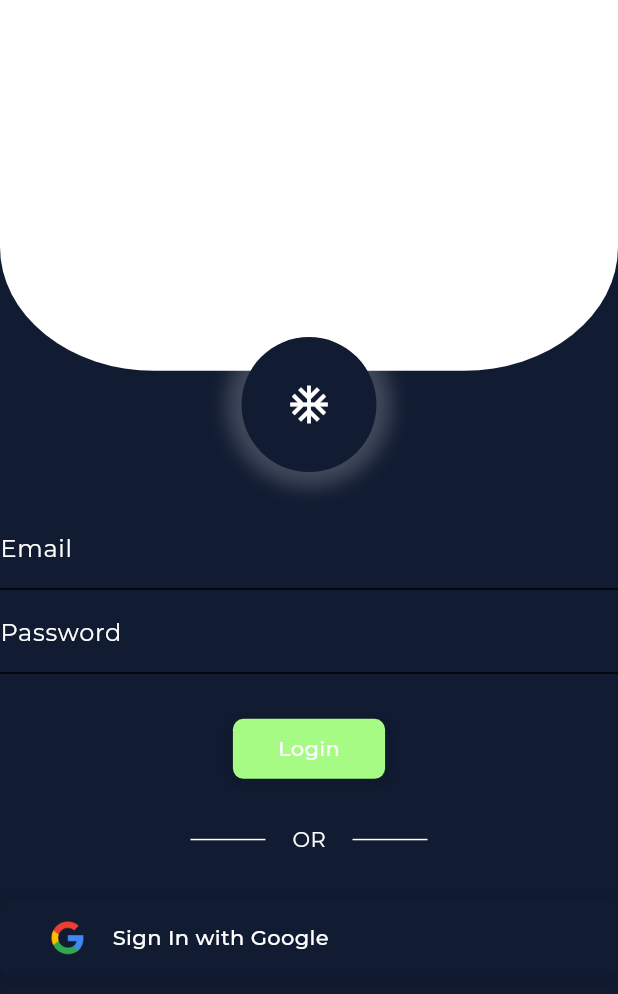
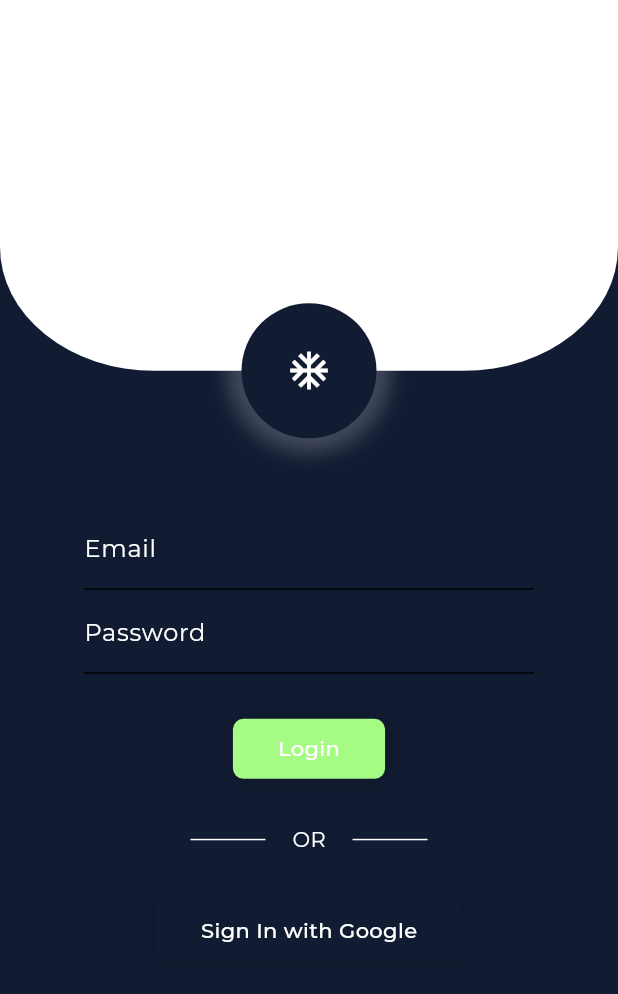
Before and after one commit to Raj217/solutions-restaurant, a Flutter app: the screen it shows after launch, on a phone screen of 412 x 824 dp. Shown: the top 994 px of the screen. Run offline on Flutter 3.47's test engine with Material 2 defaults, Android fonts, the phone set to English and light mode, and no system bars; our stand-ins replace shared_preferences; project files that could hold a hidden picture were left out.

Commit message:
Revert "login page design 1"
This reverts commit 847c9eceb5c6356776e2fb82a60781a00246f095.

```diff
--- a/lib/configs/configurations/constants.dart
+++ b/lib/configs/configurations/constants.dart
@@ -13,6 +13,3 @@ const Duration fastAnimDuration = kThemeAnimationDuration;
 const double logoSizeSmall = 20;
 const double logoSizeMedium = 25;
 const double logoSizeLarge = 30;
-
-// ======================== Assets ========================
-const String googleImgPath = 'assets/images/google.png';
--- a/lib/screens/auth_screen/pages/login_page/login_page.dart
+++ b/lib/screens/auth_screen/pages/login_page/login_page.dart
@@ -76,8 +76,7 @@ class _LoginPageState extends State<LoginPage>
       value: SystemUiOverlayStyle.light,
       child: Stack(
         children: [
-          ListView(
-            shrinkWrap: true,
+          Column(
             children: [
               AnimatedContainer(
                 duration: slowAnimDuration,
@@ -132,8 +131,6 @@ class _LoginPageState extends State<LoginPage>
                 curve: Curves.fastOutSlowIn,
                 child: CustomElevatedButton(
                   onTap: () {},
-                  leading: SizedBox(
-                      height: logoSize / 3, child: Image.asset(googleImgPath)),
                   backgroundColor: Theme.of(context).scaffoldBackgroundColor,
                   title: 'Sign In with Google',
                 ),
@@ -141,7 +138,7 @@ class _LoginPageState extends State<LoginPage>
             ],
           ),
           Positioned(
-            top: _height - logoSize / 4,
+            top: _height - logoSize / 2,
             left: _screenSize.width / 2 - logoSizeLarge / 2 - logoSize / 3,
             child: AnimatedScale(
               duration: mediumAnimDuration,
```
Also changed, not shown: assets/images/google.png.
